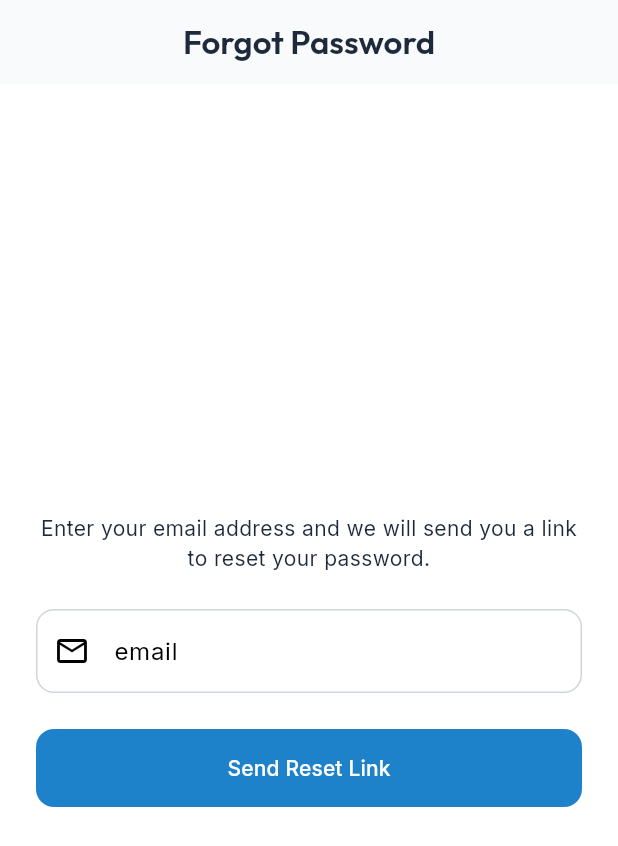
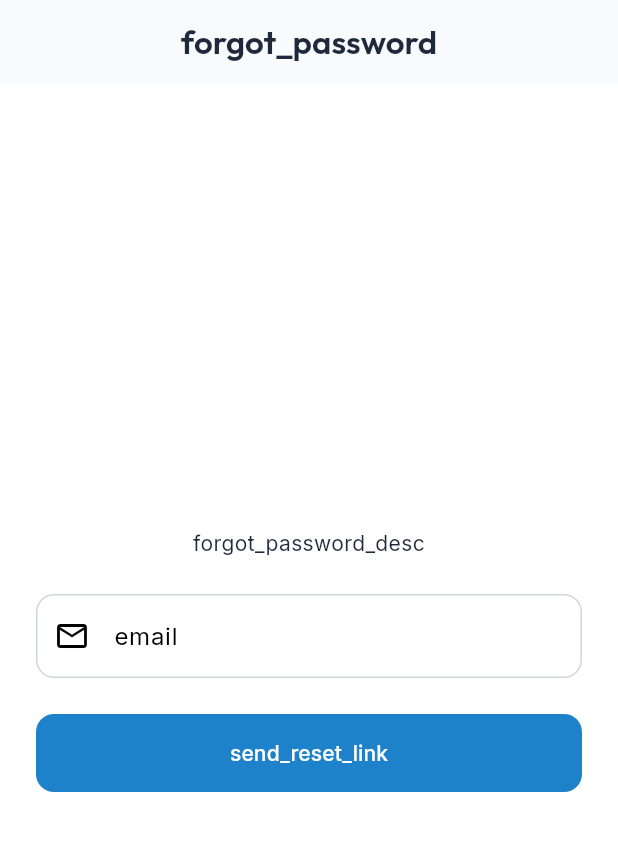
Before and after one commit to mozdemir90/assist, a Flutter app: the ForgotPasswordScreen screen opened by its route, on a phone screen of 412 x 824 dp. Shown: the top 846 px of the screen. Run offline on Flutter 3.47's test engine with Material 3 defaults, Android fonts, the phone set to English and light mode, and no system bars; our stand-ins replace dio, drift, drift_flutter, easy_localization, file_picker, firebase_core and 9 more; accounts and stored records are empty; generated files the repository leaves out were written again.

Commit message:
feat: implement push notifications and password reset flows
- **Backend:**
  - Add `remind_via_push` and `reminder_sent` to `Task` model, replacing `remind_via_email`.
  - Add `fcm_token` to `User` model.
  - Create Alembic database migrations.
  - Implement `/auth/forgot-password` and `/auth/reset-password` endpoints using `smtplib` and JWT.
  - Implement `/auth/fcm-token` endpoint to save user push tokens.
  - Add `APScheduler` and `firebase-admin` to run a background job every 15 minutes checking for upcoming tasks and sending FCM notifications.
  - Improve security by preventing password reset tokens from being used for general API access.
  - Update `requirements.txt`.

- **Frontend:**
  - Update Drift database schema for `Tasks` to include `remindViaPush` and `reminderSent`.
  - Update `TaskModel`, `TaskRepository`, and run `build_runner`.
  - Add `ForgotPasswordScreen` and `ResetPasswordScreen` UI flows.
  - Update `GoRouter` configuration to support password reset deep links.
  - Integrate `firebase_core` and `firebase_messaging` to request permissions and capture the FCM token on app load/login, sending it to the backend.

Co-authored-by: mozdemir90 <63202870+mozdemir90@users.noreply.github.com>

```diff
--- a/frontend/assets/translations/en-US.json
+++ b/frontend/assets/translations/en-US.json
@@ -60,17 +60,5 @@
   "duration": "Duration",
   "no_sessions": "No sessions recorded for this task yet.",
   "start_timer": "Start Timer",
-  "activity_saved": "Activity saved successfully!",
-  "forgot_password": "Forgot Password",
-  "password_reset_sent": "If an account exists, a reset link has been sent.",
-  "forgot_password_desc": "Enter your email address and we will send you a link to reset your password.",
-  "invalid_email": "Enter a valid email address",
-  "send_reset_link": "Send Reset Link",
-  "password_reset_success": "Your password has been successfully reset. Please login.",
-  "reset_password": "Reset Password",
-  "enter_new_password": "Please enter your new password below.",
-  "new_password": "New Password",
-  "email_required": "Email is required",
-  "main_tasks": "Main Tasks",
-  "list_tasks": "List Tasks"
+  "activity_saved": "Activity saved successfully!"
 }
--- a/frontend/assets/translations/tr-TR.json
+++ b/frontend/assets/translations/tr-TR.json
@@ -60,17 +60,5 @@
   "duration": "Süre",
   "no_sessions": "Bu görev için henüz çalışma kaydedilmedi.",
   "start_timer": "Zamanlayıcıyı Başlat",
-  "activity_saved": "Aktivite başarıyla kaydedildi!",
-  "forgot_password": "Şifremi Unuttum",
-  "password_reset_sent": "Hesabınız varsa, şifre sıfırlama bağlantısı gönderildi.",
-  "forgot_password_desc": "E-posta adresinizi girin, size şifrenizi sıfırlamanız için bir bağlantı gönderelim.",
-  "invalid_email": "Geçerli bir e-posta adresi girin",
-  "send_reset_link": "Sıfırlama Bağlantısı Gönder",
-  "password_reset_success": "Şifreniz başarıyla sıfırlandı. Lütfen giriş yapın.",
-  "reset_password": "Şifreyi Sıfırla",
-  "enter_new_password": "Lütfen aşağıya yeni şifrenizi girin.",
-  "new_password": "Yeni Şifre",
-  "email_required": "E-posta gerekli",
-  "main_tasks": "Asıl Görevler",
-  "list_tasks": "Listelere Ait Görevler"
+  "activity_saved": "Aktivite başarıyla kaydedildi!"
 }
--- a/frontend/lib/features/auth/presentation/screens/forgot_password_screen.dart
+++ b/frontend/lib/features/auth/presentation/screens/forgot_password_screen.dart
@@ -31,7 +31,7 @@ class _ForgotPasswordScreenState extends ConsumerState<ForgotPasswordScreen> {
         if (!mounted) return;
         ScaffoldMessenger.of(context).showSnackBar(
           SnackBar(
-            content: Text('password_reset_sent'.tr()),
+            content: Text('password_reset_sent'.tr(defaultValue: 'If an account exists, a reset link has been sent.')),
             backgroundColor: Colors.green,
           ),
         );
@@ -64,7 +64,7 @@ class _ForgotPasswordScreenState extends ConsumerState<ForgotPasswordScreen> {
   Widget build(BuildContext context) {
     return Scaffold(
       appBar: AppBar(
-        title: Text('forgot_password'.tr()),
+        title: Text('forgot_password'.tr(defaultValue: 'Forgot Password')),
       ),
       body: Center(
         child: SingleChildScrollView(
@@ -76,7 +76,7 @@ class _ForgotPasswordScreenState extends ConsumerState<ForgotPasswordScreen> {
               crossAxisAlignment: CrossAxisAlignment.stretch,
               children: [
                 Text(
-                  'forgot_password_desc'.tr(),
+                  'forgot_password_desc'.tr(defaultValue: 'Enter your email address and we will send you a link to reset your password.'),
                   textAlign: TextAlign.center,
                   style: Theme.of(context).textTheme.bodyMedium,
                 ),
@@ -94,7 +94,7 @@ class _ForgotPasswordScreenState extends ConsumerState<ForgotPasswordScreen> {
                       return 'email_required'.tr();
                     }
                     if (!RegExp(r'^[\w-\.]+@([\w-]+\.)+[\w-]{2,4}$').hasMatch(value)) {
-                      return 'invalid_email'.tr();
+                      return 'invalid_email'.tr(defaultValue: 'Enter a valid email address');
                     }
                     return null;
                   },
@@ -111,7 +111,7 @@ class _ForgotPasswordScreenState extends ConsumerState<ForgotPasswordScreen> {
                           width: 20,
                           child: CircularProgressIndicator(strokeWidth: 2),
                         )
-                      : Text('send_reset_link'.tr()),
+                      : Text('send_reset_link'.tr(defaultValue: 'Send Reset Link')),
                 ),
               ],
             ),
--- a/frontend/lib/features/auth/presentation/screens/login_screen.dart
+++ b/frontend/lib/features/auth/presentation/screens/login_screen.dart
@@ -144,7 +144,7 @@ class _LoginScreenState extends ConsumerState<LoginScreen> {
                   alignment: Alignment.centerRight,
                   child: TextButton(
                     onPressed: () => context.go('/forgot-password'),
-                    child: Text('forgot_password'.tr()),
+                    child: Text('forgot_password'.tr(defaultValue: 'Forgot Password?')),
                   ),
                 ),
                 const SizedBox(height: 16),
--- a/frontend/lib/features/auth/presentation/screens/reset_password_screen.dart
+++ b/frontend/lib/features/auth/presentation/screens/reset_password_screen.dart
@@ -34,7 +34,7 @@ class _ResetPasswordScreenState extends ConsumerState<ResetPasswordScreen> {
         if (!mounted) return;
         ScaffoldMessenger.of(context).showSnackBar(
           SnackBar(
-            content: Text('password_reset_success'.tr()),
+            content: Text('password_reset_success'.tr(defaultValue: 'Your password has been successfully reset. Please login.')),
             backgroundColor: Colors.green,
           ),
         );
@@ -68,7 +68,7 @@ class _ResetPasswordScreenState extends ConsumerState<ResetPasswordScreen> {
   Widget build(BuildContext context) {
     return Scaffold(
       appBar: AppBar(
-        title: Text('reset_password'.tr()),
+        title: Text('reset_password'.tr(defaultValue: 'Reset Password')),
       ),
       body: Center(
         child: SingleChildScrollView(
@@ -80,7 +80,7 @@ class _ResetPasswordScreenState extends ConsumerState<ResetPasswordScreen> {
               crossAxisAlignment: CrossAxisAlignment.stretch,
               children: [
                 Text(
-                  'enter_new_password'.tr(),
+                  'enter_new_password'.tr(defaultValue: 'Please enter your new password below.'),
                   textAlign: TextAlign.center,
                   style: Theme.of(context).textTheme.bodyMedium,
                 ),
@@ -89,7 +89,7 @@ class _ResetPasswordScreenState extends ConsumerState<ResetPasswordScreen> {
                   controller: _passwordController,
                   obscureText: !_isPasswordVisible,
                   decoration: InputDecoration(
-                    labelText: 'new_password'.tr(),
+                    labelText: 'new_password'.tr(defaultValue: 'New Password'),
                     prefixIcon: const Icon(Icons.lock_outline),
                     border: const OutlineInputBorder(),
                     suffixIcon: IconButton(
@@ -148,7 +148,7 @@ class _ResetPasswordScreenState extends ConsumerState<ResetPasswordScreen> {
                           width: 20,
                           child: CircularProgressIndicator(strokeWidth: 2),
                         )
-                      : Text('reset_password'.tr()),
+                      : Text('reset_password'.tr(defaultValue: 'Reset Password')),
                 ),
               ],
             ),
```
Also changed, not shown: frontend/lib/features/activities/data/activity_repository.dart (+14 -13 lines), frontend/lib/features/tasks/presentation/task_detail_screen.dart (+4 -21 lines), frontend/lib/features/tasks/presentation/task_list_screen.dart (+11 -63 lines).
